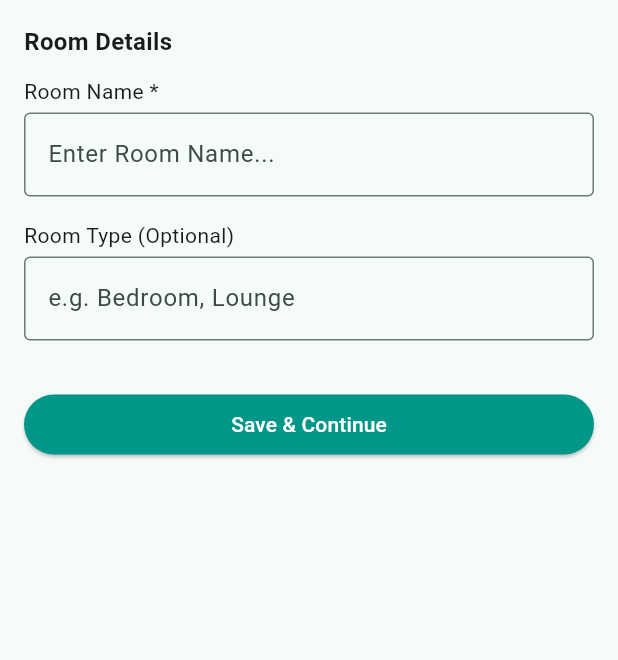
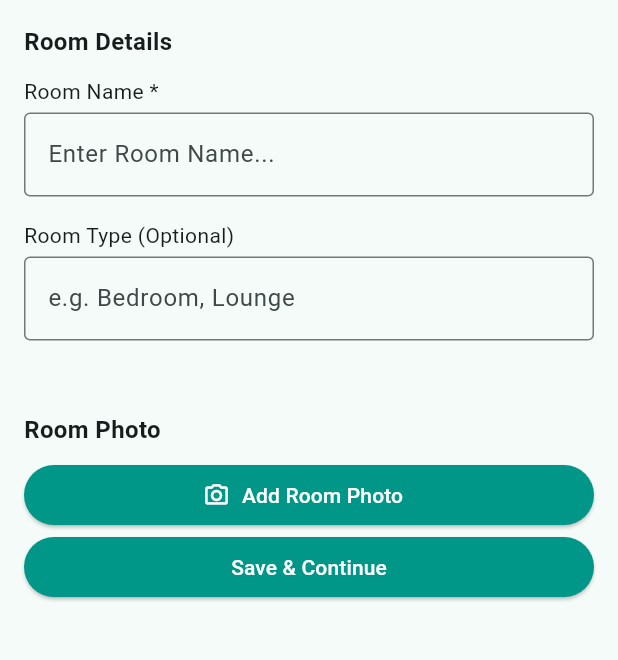
Before and after one commit to hasinigayathri/kit721_assignment4, a Flutter app: the AddEditRoomScreen screen opened directly with empty values, on a phone screen of 412 x 824 dp, the part 84-744 px from its top. Run offline on Flutter 3.47's test engine with Material 3 defaults, Android fonts, the phone set to English and light mode, and no system bars; our stand-ins replace cloud_firestore, firebase_core, image_picker; accounts and stored records are empty.

Commit message:
Commit room photo section

```diff
--- a/lib/add_edit_room.dart
+++ b/lib/add_edit_room.dart
@@ -1,6 +1,8 @@
 import 'package:flutter/material.dart';
 import 'package:provider/provider.dart';
 import 'room.dart';
+import 'package:image_picker/image_picker.dart';
+import 'dart:io';
 
 class AddEditRoomScreen extends StatefulWidget {
   final String houseId;
@@ -15,6 +17,7 @@ class AddEditRoomScreen extends StatefulWidget {
 class _AddEditRoomScreenState extends State<AddEditRoomScreen> {
 
   bool get _isEdit => widget.room != null;
+  String? _photoPath;
 
   @override
   void initState() {
@@ -22,6 +25,7 @@ class _AddEditRoomScreenState extends State<AddEditRoomScreen> {
     if (_isEdit) {
       _nameController.text = widget.room!.name;
       _typeController.text = widget.room!.roomType ?? '';
+      _photoPath = widget.room!.photoPath;
     }
   }
 
@@ -50,6 +54,7 @@ class _AddEditRoomScreenState extends State<AddEditRoomScreen> {
       roomType: _typeController.text.trim().isNotEmpty
           ? _typeController.text.trim()
           : null,
+      photoPath: _photoPath,
     );
 
     if (_isEdit) {
@@ -61,6 +66,14 @@ class _AddEditRoomScreenState extends State<AddEditRoomScreen> {
     }
 
     Navigator.pop(context);
+  }
+
+  Future<void> _pickPhoto() async {
+    final picker = ImagePicker();
+    final picked = await picker.pickImage(source: ImageSource.gallery);
+    if (picked != null) {
+      setState(() => _photoPath = picked.path);
+    }
   }
 
   @override
@@ -111,6 +124,34 @@ class _AddEditRoomScreenState extends State<AddEditRoomScreen> {
             ),
             const SizedBox(height: 32),
 
+            const SizedBox(height: 16),
+
+// Room Photo section
+            const Text('Room Photo',
+                style: TextStyle(fontWeight: FontWeight.bold, fontSize: 16)),
+            const SizedBox(height: 8),
+            GestureDetector(
+              onTap: _pickPhoto,
+              child: _photoPath != null
+                  ? ClipRRect(
+                borderRadius: BorderRadius.circular(8),
+                child: Image.file(
+                  File(_photoPath!),
+                  height: 180,
+                  width: double.infinity,
+                  fit: BoxFit.cover,
+                ),
+              )
+                  : SizedBox(
+                width: double.infinity,
+                child: ElevatedButton.icon(
+                  onPressed: _pickPhoto,
+                  icon: const Icon(Icons.camera_alt_outlined),
+                  label: const Text('Add Room Photo'),
+                ),
+              ),
+            ),
+
             // Save button
             SizedBox(
               width: double.infinity,
--- a/lib/room_detail.dart
+++ b/lib/room_detail.dart
@@ -3,6 +3,8 @@ import 'package:provider/provider.dart';
 import 'room.dart';
 import 'window_space.dart';
 import 'floor_space.dart';
+import 'add_edit_window.dart';
+import 'dart:io';
 
 class RoomDetailScreen extends StatefulWidget {
   final Room room;
@@ -31,6 +33,16 @@ class _RoomDetailScreenState extends State<RoomDetailScreen> {
       ),
       body: Column(
         children: [
+          // Room photo
+          if (widget.room.photoPath != null)
+            SizedBox(
+              height: 200,
+              width: double.infinity,
+              child: Image.file(
+                File(widget.room.photoPath!),
+                fit: BoxFit.cover,
+              ),
+            ),
           Expanded(
             child: SingleChildScrollView(
               padding: const EdgeInsets.all(12),
@@ -53,7 +65,11 @@ class _RoomDetailScreenState extends State<RoomDetailScreen> {
                                       fontWeight: FontWeight.bold,
                                       fontSize: 16)),
                               ElevatedButton(
-                                onPressed: () {},
+                                onPressed: () {
+                                  Navigator.push(context, MaterialPageRoute(
+                                    builder: (context) => AddEditWindowScreen(roomId: widget.room.id),
+                                  ));
+                                },
                                 child: const Text('+ Add'),
                               ),
                             ],
--- a/pubspec.yaml
+++ b/pubspec.yaml
@@ -33,6 +33,7 @@ dependencies:
   provider: any
   firebase_core:
   cloud_firestore:
+  image_picker: any
 
   # The following adds the Cupertino Icons font to your application.
   # Use with the CupertinoIcons class for iOS style icons.
```
Also changed, not shown: lib/add_edit_window.dart (added, +109 -0 lines).
